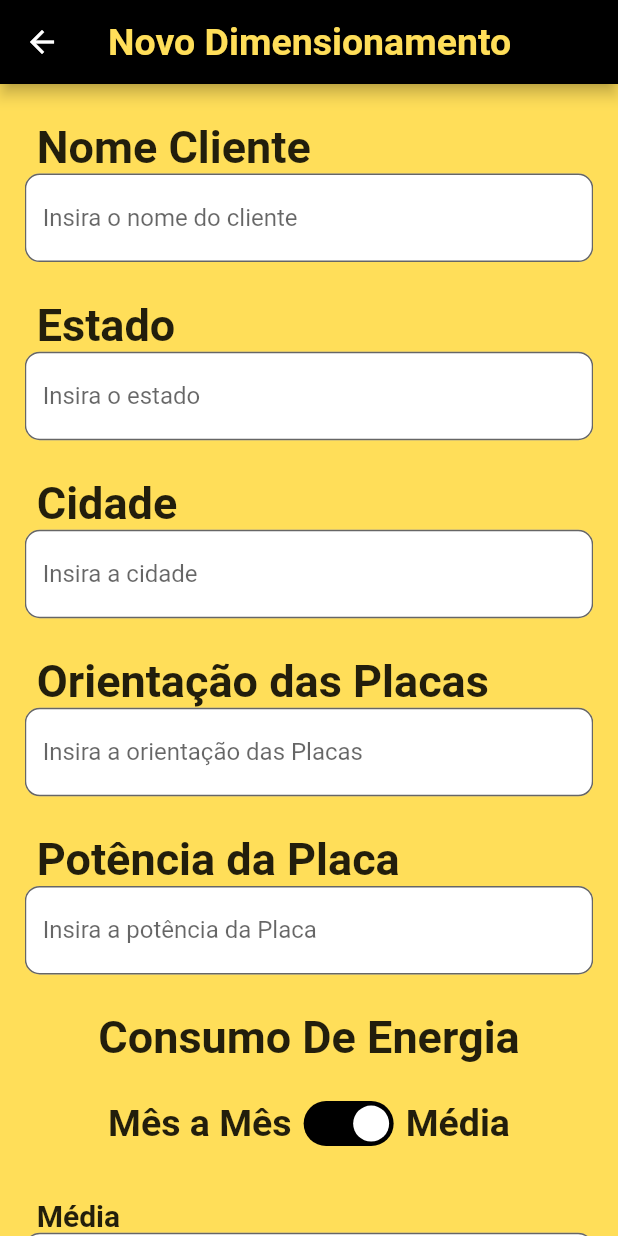
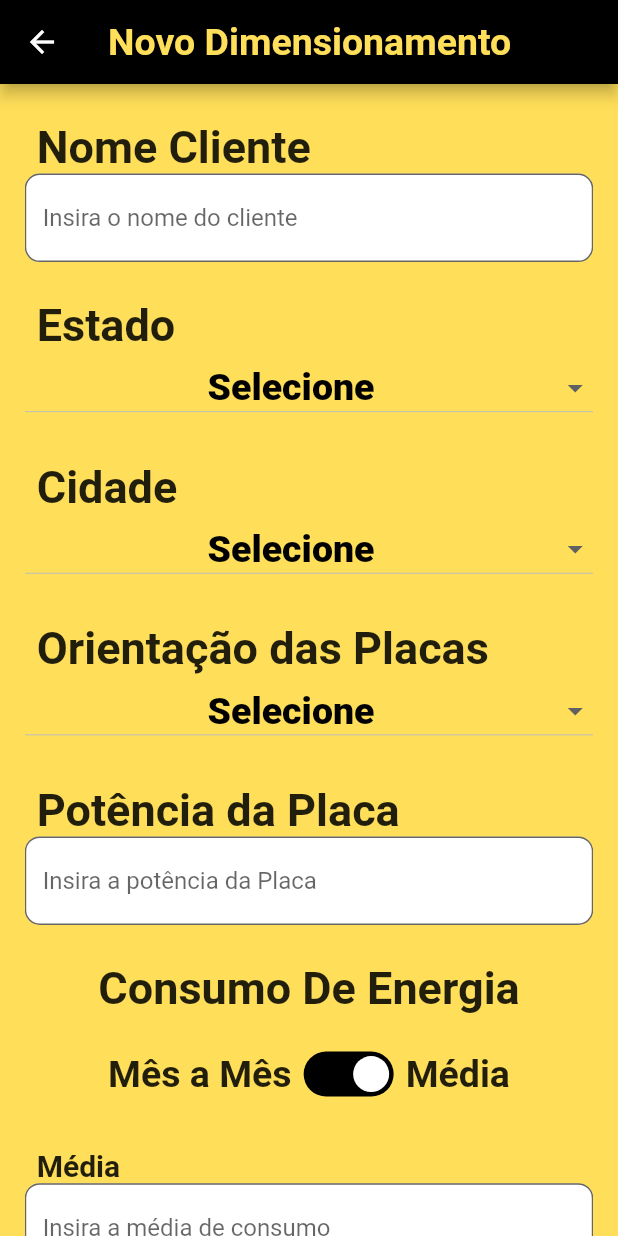
Before and after one commit to jameshirxlehor/sunLight, a Flutter app: the screen it shows after launch, after a tap on "Novo", on a phone screen of 412 x 824 dp. Run offline on Flutter 3.47's test engine with Material 3 defaults, Android fonts, the phone set to English and light mode, and no system bars; our stand-ins replace card_swiper, sqflite; missing offline and left inert: easy_loading_button; accounts and stored records are empty.

Commit message:
Implementando lista suspensa para estados e cidades

```diff
--- a/lib/database/localdatabase.dart
+++ b/lib/database/localdatabase.dart
@@ -8,8 +8,7 @@ import 'package:sunlight/database/migrations/migration2.dart';
 class LocalDatabase {
 
   static final Map<int, List<String>> _migrationScripts = {
-    1: migration1(),
-    2: migration2(),
+    1: migration2(),
   };
 
   Future<Database> initDatabase(String fname) async {
--- a/lib/pages/home.dart
+++ b/lib/pages/home.dart
@@ -22,6 +22,8 @@ class _HomeState extends State<Home> {
 
   TextEditingController controllerTexto = TextEditingController();
   late LocalDatabase localDatabase;
+  List<String> listaEstado = [];
+  var infoCidade;
 
   @override
   initState() {
@@ -33,13 +35,9 @@ class _HomeState extends State<Home> {
 
       mediator.mapaCidades = await InfoCidadeDaoMem().listarCidades();
 
+      listaEstado = mediator.mapaCidades.keys.toList();
       print(mediator.mapaCidades.keys);
-      var infoCidade = mediator.mapaCidades['Bahia'];
-      if(infoCidade != null){
-        List<String> cidades = infoCidade.map((e) => e.nome).toList();
-        cidades.sort((a,b) => a.compareTo(b));
-        print(cidades);
-      }
+      infoCidade = mediator.mapaCidades;
 
 
       // mediator.mapaCidades.forEach((key, value) {
@@ -54,6 +52,8 @@ class _HomeState extends State<Home> {
 
   @override
   Widget build(BuildContext context) {
+
+
 
     double largura = MediaQuery.of(context).size.width; // tamanho da largura da tela
     double altura = MediaQuery.of(context).size.height; // tamanho da altura da tela
@@ -104,7 +104,7 @@ class _HomeState extends State<Home> {
               urlImagem: "assets/image/page1.png",
               click: () {
                 Navigator.push(context,
-                    MaterialPageRoute(builder: (context) => NovoDimensionamento())
+                    MaterialPageRoute(builder: (context) => NovoDimensionamento(estados: listaEstado, infocidades: infoCidade))
                 );
               },
             );
--- a/lib/pages/novoDimensionamento.dart
+++ b/lib/pages/novoDimensionamento.dart
@@ -2,18 +2,26 @@
 import 'package:easy_loading_button/easy_loading_button.dart';
 import 'package:flutter/material.dart';
 import 'package:sunlight/widgets/styledSwitch.dart';
+import 'package:sunlight/model/infocidade.dart';
 
 
 
 class NovoDimensionamento extends StatefulWidget {
-  const NovoDimensionamento({super.key});
-
+  late List<String> estados;
+  late Map<String, List<InfoCidade>> infocidades;
+  NovoDimensionamento({super.key, required this.estados, required this.infocidades});
   @override
   State<NovoDimensionamento> createState() => _NovoDimensionamentoState();
+
+
 }
 
 
 class _NovoDimensionamentoState extends State<NovoDimensionamento> {
+
+  String textoDropDownEstado = "Selecione";
+  String textoDropDownCidade = "Selecione";
+  String dropDownMenuOrientacao = "Selecione";
 
 
 
@@ -56,6 +64,94 @@ class _NovoDimensionamentoState extends State<NovoDimensionamento> {
         ),
       ],
     );
+  }
+
+  _getDropDownMenuOrientacao(double altura) {
+    List<String> items = ["Norte", "Sul", "Leste", "Oeste"];
+    return DropdownButton<String>(
+      borderRadius: BorderRadius.circular(15),
+      alignment: Alignment.center,
+      focusColor: Colors.transparent,
+      menuMaxHeight: altura*0.55,
+      hint: Text(dropDownMenuOrientacao,style: TextStyle(color: Colors.black)),
+      dropdownColor: Color.fromARGB(255, 255, 222, 89),
+      isExpanded: true,
+      style: TextStyle(fontWeight: FontWeight.w800,fontSize: 25,color: Colors.black),
+      items: [
+        for (var item in items)
+          DropdownMenuItem(
+            value: item,
+            child: Text('${item}'),
+          )
+      ],
+      onChanged: (selected) {
+        dropDownMenuOrientacao = selected.toString();
+        setState(() {});
+      },
+    );
+  }
+
+  _getDropDownMenuEstado(List<String> items, double altura) {
+    return DropdownButton<String>(
+      borderRadius: BorderRadius.circular(15),
+      alignment: Alignment.center,
+      focusColor: Colors.transparent,
+      menuMaxHeight: altura*0.55,
+      hint: Text(textoDropDownEstado,style: TextStyle(color: Colors.black)),
+      dropdownColor: Color.fromARGB(255, 255, 222, 89),
+      isExpanded: true,
+      style: TextStyle(fontWeight: FontWeight.w800,fontSize: 25,color: Colors.black),
+      items: [
+        for (var item in items)
+          DropdownMenuItem(
+            value: item,
+            child: Text('${item}'),
+          )
+      ],
+      onChanged: (selected) {
+        textoDropDownEstado = selected.toString();
+        setState(() {});
+      },
+    );
+  }
+
+  _getDropDownMenuCidades(List<String> items, double altura) {
+    return DropdownButton<String>(
+      borderRadius: BorderRadius.circular(15),
+      alignment: Alignment.center,
+      focusColor: Colors.transparent,
+      menuMaxHeight: altura*0.55,
+      hint: Text(textoDropDownCidade,style: TextStyle(color: Colors.black)),
+      dropdownColor: Color.fromARGB(255, 255, 222, 89),
+      isExpanded: true,
+      style: TextStyle(fontWeight: FontWeight.w800,fontSize: 25,color: Colors.black),
+      items: [
+        for (var item in items)
+          DropdownMenuItem(
+            value: item,
+            child: Text('${item}'),
+          )
+      ],
+      onChanged: (selected) {
+        textoDropDownCidade = selected.toString();
+        setState(() {});
+      },
+    );
+  }
+
+
+  _getCidadesPorEstados(String estado, Map<String, List<InfoCidade>> infocidades){
+    List<InfoCidade> listaInfocidades = infocidades[estado]!;
+
+    List<String> cidades = [];
+    if(listaInfocidades != null){
+      cidades = listaInfocidades.map((e) => e.nome).toList();
+      cidades.sort((a,b) => a.compareTo(b));
+      return cidades;
+    } else{
+      return cidades;
+    }
+
   }
 
   _getTextFormFieldDados(
@@ -255,21 +351,18 @@ class _NovoDimensionamentoState extends State<NovoDimensionamento> {
                 ""),
             _getSizedBox(_getAltura()),
             _getTextTitulo("Estado", 30),
+            _getDropDownMenuEstado(widget.estados,altura),
             // DropdownButton(items: listaEstados(), onChanged: _click()),
-            _getTextFormFieldDados("Insira o estado", controllerEstado,
-                (p0) => null, TextInputType.emailAddress, ""),
+            // _getTextFormFieldDados("Insira o estado", controllerEstado,
+            //     (p0) => null, TextInputType.emailAddress, ""),
             _getSizedBox(_getAltura()),
             _getTextTitulo("Cidade", 30),
-            _getTextFormFieldDados("Insira a cidade", controllerCidade,
-                (p0) => null, TextInputType.emailAddress, ""),
+            _getDropDownMenuCidades(textoDropDownEstado == 'Selecione' ? ['']:_getCidadesPorEstados(textoDropDownEstado, widget.infocidades),altura),
+            // _getTextFormFieldDados("Insira a cidade", controllerCidade,
+            //     (p0) => null, TextInputType.emailAddress, ""),
             _getSizedBox(_getAltura()),
             _getTextTitulo("Orientação das Placas", 30),
-            _getTextFormFieldDados(
-                "Insira a orientação das Placas",
-                controllerOrientacaoPlaca,
-                (p0) => null,
-                TextInputType.emailAddress,
-                ""),
+            _getDropDownMenuOrientacao(altura),
             _getSizedBox(_getAltura()),
             _getTextTitulo("Potência da Placa", 30),
             _getTextFormFieldDados(
```
